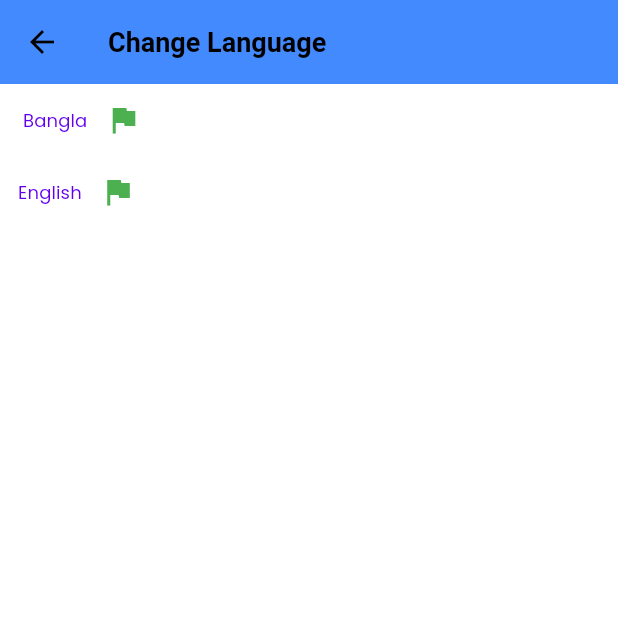
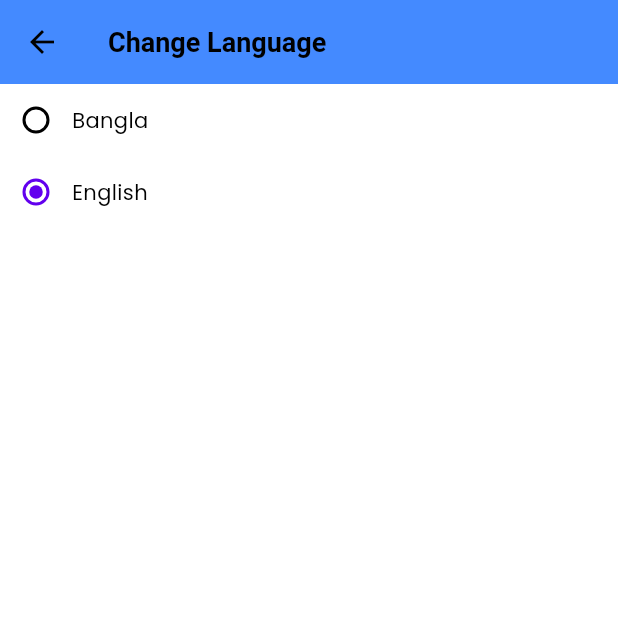
Before and after one commit to AAShayon/authentication_app, a Flutter app: the Languagelist screen opened directly, on a phone screen of 412 x 824 dp, the top half of it. Run offline on Flutter 3.47's test engine with Material 3 defaults, Android fonts, the phone set to English and light mode, and no system bars; our stand-ins replace easy_localization, image_cropper, image_picker, logger, shared_preferences; accounts and stored records are empty.

Commit message:
Fix-Language Select Ui ------Adding radio button

```diff
--- a/lib/view/screens/settings/language.dart
+++ b/lib/view/screens/settings/language.dart
@@ -14,7 +14,7 @@ class _LanguagelistState extends State<Languagelist> {
       appBar: AppBar(
         // automaticallyImplyLeading: false,
           title:const Text("Change Language ")),
-      body:const  language(),
+      body:const  Language(),
     );
   }
 }
--- a/lib/view/widgets/languagelist.dart
+++ b/lib/view/widgets/languagelist.dart
@@ -3,39 +3,93 @@ import 'package:authentication_app/utils/helpers/helper_function.dart';
 import 'package:easy_localization/easy_localization.dart';
 import 'package:flutter/material.dart';
 
+//
+// class language extends StatelessWidget {
+//   const language({
+//     super.key,
+//   });
+//
+//   @override
+//   Widget build(BuildContext context) {
+//     // final dark=SHelperFunctions.isDarkMode(context);
+//     return SafeArea(
+//       child: Column(
+//         children: [
+//           Row(
+//             children: [
+//               // ElevatedButton(
+//               //     onPressed: () {
+//               //       context.locale = Locale("bn");
+//               //     },
+//               //     child: Text(" Bangla")),
+//               TextButton(onPressed: (){context.locale =Locale("bn");SHelperFunctions.navigateToScreen(context, Homepage());}, child: Text(" Bangla")),
+//               const Icon(Icons.flag,color: Colors.green,)
+//             ],
+//           ),
+//           Row(
+//             children: [
+//               // ElevatedButton(
+//               //     onPressed: () {
+//               //       context.locale = Locale("en");
+//               //     },
+//               //     child: Text("English")
+//               // ),
+//               TextButton(onPressed: (){context.locale=Locale("en");SHelperFunctions.navigateToScreen(context, Homepage());}, child:const Text("English")),
+//               const Icon(Icons.flag,color: Colors.green,)
+//             ],
+//           ),
+//         ],
+//       ),
+//     );
+//   }
+// }
 
-class language extends StatelessWidget {
-  const language({
-    super.key,
-  });
+
+class Language extends StatefulWidget {
+  const Language({Key? key}) : super(key: key);
+
+  @override
+  _LanguageState createState() => _LanguageState();
+}
+
+class _LanguageState extends State<Language> {
+  String selectedLanguage = "en"; // Default language is English
 
   @override
   Widget build(BuildContext context) {
-    // final dark=SHelperFunctions.isDarkMode(context);
     return SafeArea(
       child: Column(
         children: [
           Row(
             children: [
-              // ElevatedButton(
-              //     onPressed: () {
-              //       context.locale = Locale("bn");
-              //     },
-              //     child: Text(" Bangla")),
-              TextButton(onPressed: (){context.locale =Locale("bn");SHelperFunctions.navigateToScreen(context, Homepage());}, child: Text(" Bangla")),
-              const Icon(Icons.flag,color: Colors.green,)
+              Radio(
+                value: "bn",
+                groupValue: selectedLanguage,
+                onChanged: (value) {
+                  setState(() {
+                    selectedLanguage = value.toString();
+                    context.locale = Locale("bn");
+                    SHelperFunctions.navigateToScreen(context, Homepage());
+                  });
+                },
+              ),
+              const Text("Bangla"),
             ],
           ),
           Row(
             children: [
-              // ElevatedButton(
-              //     onPressed: () {
-              //       context.locale = Locale("en");
-              //     },
-              //     child: Text("English")
-              // ),
-              TextButton(onPressed: (){context.locale=Locale("en");SHelperFunctions.navigateToScreen(context, Homepage());}, child:const Text("English")),
-              const Icon(Icons.flag,color: Colors.green,)
+              Radio(
+                value: "en",
+                groupValue: selectedLanguage,
+                onChanged: (value) {
+                  setState(() {
+                    selectedLanguage = value.toString();
+                    context.locale = Locale("en");
+                    SHelperFunctions.navigateToScreen(context, Homepage());
+                  });
+                },
+              ),
+              const Text("English"),
             ],
           ),
         ],
```
